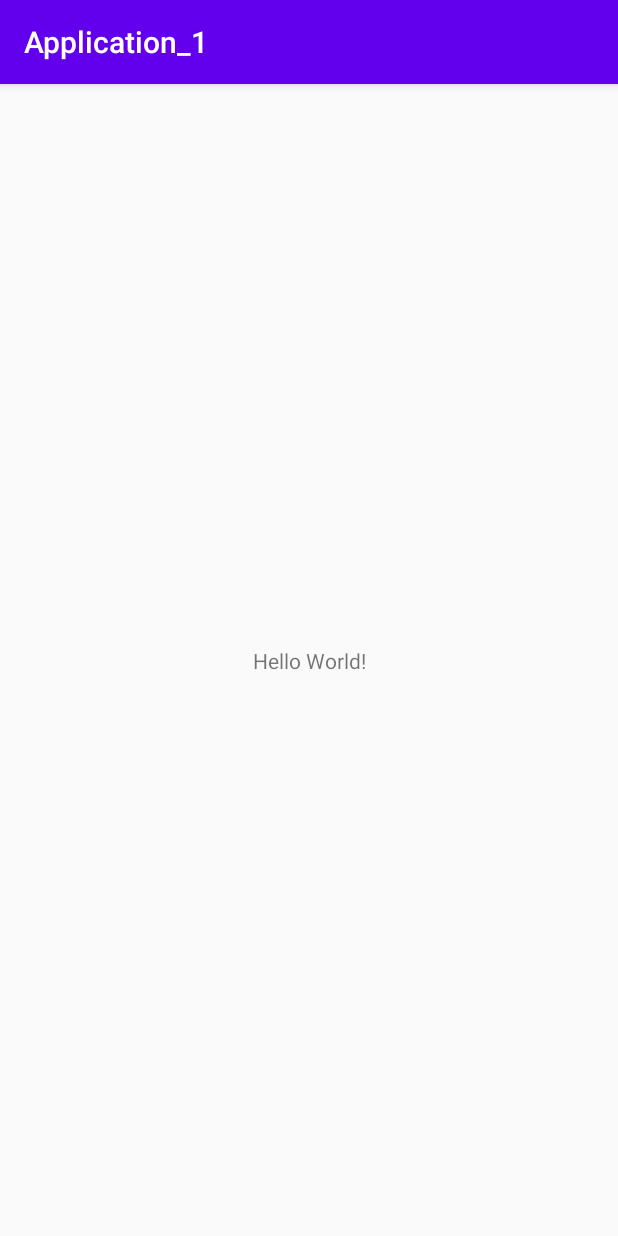
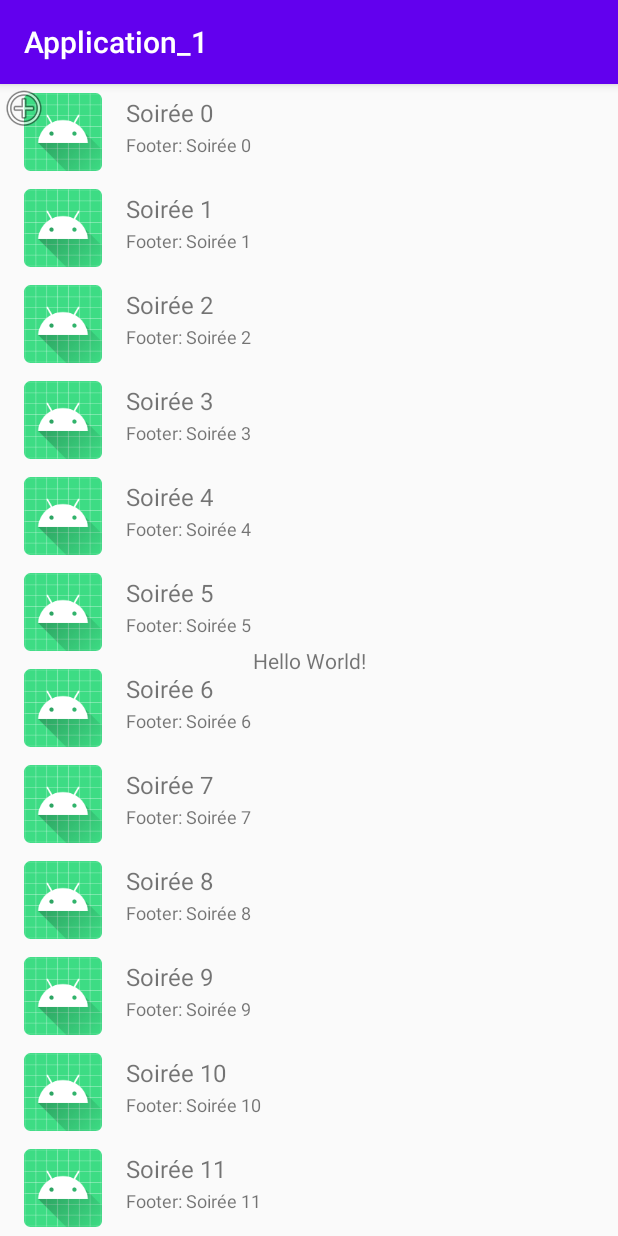
Before and after one commit to Lyphaa/ProjetMobile, an Android app: the screen it shows after launch (MainActivity), on a phone screen of 412 x 824 dp. Run offline under Robolectric (Android 15) with nearby library versions, the phone set to English and light mode, and no system bars.

```diff
--- a/app/build.gradle
+++ b/app/build.gradle
@@ -31,4 +31,6 @@ dependencies {
     testImplementation 'junit:junit:4.12'
     androidTestImplementation 'androidx.test.ext:junit:1.1.1'
     androidTestImplementation 'androidx.test.espresso:espresso-core:3.2.0'
+
+    implementation "androidx.recyclerview:recyclerview:1.1.0"
 }
--- /dev/null
+++ b/app/src/main/java/com/example/application_1/List_adapter.java
@@ -0,0 +1,87 @@
+package com.example.application_1;
+
+import android.view.LayoutInflater;
+import android.view.View;
+import android.view.ViewGroup;
+import android.widget.TextView;
+
+import androidx.recyclerview.widget.RecyclerView;
+
+import java.util.List;
+
+public class List_adapter extends RecyclerView.Adapter<List_adapter.ViewHolder> {
+    private List<String> values;
+
+    // Provide a reference to the views for each data item
+    // Complex data items may need more than one view per item, and
+    // you provide access to all the views for a data item in a view holder
+    class ViewHolder extends RecyclerView.ViewHolder {
+        // each data item is just a string in this case
+        TextView txtHeader;
+        TextView txtFooter;
+        View layout;
+
+        ViewHolder(View v) {
+            super(v);
+            layout = v;
+            txtHeader = (TextView) v.findViewById(R.id.firstLine);
+            txtFooter = (TextView) v.findViewById(R.id.secondLine);
+
+            txtHeader.setText("Festival");
+        }
+    }
+
+    public void add(int position, String item) {
+        values.add(position, item);
+        notifyItemInserted(position);
+    }
+
+    public void remove(int position) {
+        values.remove(position);
+        notifyItemRemoved(position);
+    }
+
+    // Provide a suitable constructor (depends on the kind of dataset)
+    public List_adapter(List<String> myDataset) {
+        values = myDataset;
+    }
+
+    // Create new views (invoked by the layout manager)
+    @Override
+    public List_adapter.ViewHolder onCreateViewHolder(
+            ViewGroup parent,
+            int viewType) {
+        // create a new view
+        LayoutInflater inflater = LayoutInflater.from(
+                parent.getContext());
+        View v =
+                inflater.inflate(R.layout.row_layout, parent, false);
+        // set the view's size, margins, paddings and layout parameters
+        ViewHolder vh = new ViewHolder(v);
+        return vh;
+    }
+
+    // Replace the contents of a view (invoked by the layout manager)
+    @Override
+    public void onBindViewHolder(ViewHolder holder, final int position) {
+        // - get element from your dataset at this position
+        // - replace the contents of the view with that element
+        final String name = values.get(position);
+        holder.txtHeader.setText(name);
+        holder.txtHeader.setOnClickListener(new View.OnClickListener() {
+            @Override
+            public void onClick(View v) {
+                remove(position);
+            }
+        });
+
+        holder.txtFooter.setText("Footer: " + name);
+    }
+
+    // Return the size of your dataset (invoked by the layout manager)
+    @Override
+    public int getItemCount() {
+        return values.size();
+    }
+
+}
--- a/app/src/main/java/com/example/application_1/MainActivity.java
+++ b/app/src/main/java/com/example/application_1/MainActivity.java
@@ -1,14 +1,42 @@
 package com.example.application_1;
 
 import androidx.appcompat.app.AppCompatActivity;
+import androidx.recyclerview.widget.LinearLayoutManager;
+import androidx.recyclerview.widget.RecyclerView;
 
 import android.os.Bundle;
 
+import java.util.ArrayList;
+import java.util.List;
+
 public class MainActivity extends AppCompatActivity {
+
+    private RecyclerView recyclerView;
+    private List_adapter mAdapter;
+    private RecyclerView.LayoutManager layoutManager;
 
     @Override
     protected void onCreate(Bundle savedInstanceState) {
         super.onCreate(savedInstanceState);
         setContentView(R.layout.activity_main);
+
+        recyclerView = (RecyclerView) findViewById(R.id.recycler_view);
+        // use this setting to
+        // improve performance if you know that changes
+        // in content do not change the layout size
+        // of the RecyclerView
+        recyclerView.setHasFixedSize(true);
+        // use a linear layout manager
+        layoutManager = new LinearLayoutManager(this);
+        recyclerView.setLayoutManager(layoutManager);
+
+        List<String> input = new ArrayList<>();
+        for (int i = 0; i < 100; i++) {
+            input.add("Soirée " + i);
+        }
+        // define an adapter
+        mAdapter = new List_adapter(input);
+        recyclerView.setAdapter(mAdapter);
     }
+
 }
--- a/app/src/main/res/layout/activity_main.xml
+++ b/app/src/main/res/layout/activity_main.xml
@@ -15,4 +15,27 @@
         app:layout_constraintRight_toRightOf="parent"
         app:layout_constraintTop_toTopOf="parent" />
 
+    <androidx.recyclerview.widget.RecyclerView
+        android:id="@+id/recycler_view"
+        android:layout_width="0dp"
+        android:layout_height="0dp"
+        app:layout_constraintBottom_toBottomOf="parent"
+        app:layout_constraintEnd_toEndOf="parent"
+        app:layout_constraintStart_toStartOf="parent"
+        app:layout_constraintTop_toTopOf="parent"
+        />
+
+    <ImageView
+        android:id="@+id/imageView1"
+        android:layout_width="wrap_content"
+        android:layout_height="wrap_content"
+        android:layout_alignParentBottom="true"
+        android:layout_alignParentRight="true"
+        android:layout_marginBottom="12dp"
+        android:layout_marginRight="12dp"
+        android:elevation="2dp"
+        android:src="@android:drawable/ic_menu_add"
+        />
+
+
 </androidx.constraintlayout.widget.ConstraintLayout>
--- /dev/null
+++ b/app/src/main/res/layout/row_layout.xml
@@ -0,0 +1,42 @@
+<?xml version="1.0" encoding="utf-8"?>
+<RelativeLayout xmlns:android="http://schemas.android.com/apk/res/android"
+    android:layout_width="fill_parent"
+    android:layout_height="?android:attr/listPreferredItemHeight"
+    android:padding="6dip" >
+
+    <ImageView
+        android:id="@+id/icon"
+        android:layout_width="wrap_content"
+        android:layout_height="fill_parent"
+        android:layout_alignParentBottom="true"
+        android:layout_alignParentTop="true"
+        android:layout_marginRight="6dip"
+        android:contentDescription="TODO"
+        android:src="@mipmap/ic_launcher" />
+
+    <TextView
+        android:id="@+id/secondLine"
+        android:layout_width="fill_parent"
+        android:layout_height="26dip"
+        android:layout_alignParentBottom="true"
+        android:layout_alignParentRight="true"
+        android:layout_toRightOf="@id/icon"
+        android:ellipsize="marquee"
+        android:text="Description"
+        android:textSize="12sp"
+        android:singleLine="true" />
+
+    <TextView
+        android:id="@+id/firstLine"
+        android:layout_width="fill_parent"
+        android:layout_height="wrap_content"
+        android:layout_above="@id/secondLine"
+        android:layout_alignParentRight="true"
+        android:layout_alignParentTop="true"
+        android:layout_alignWithParentIfMissing="true"
+        android:layout_toRightOf="@id/icon"
+        android:gravity="center_vertical"
+        android:text="Example application"
+        android:textSize="16sp" />
+
+</RelativeLayout>
```
